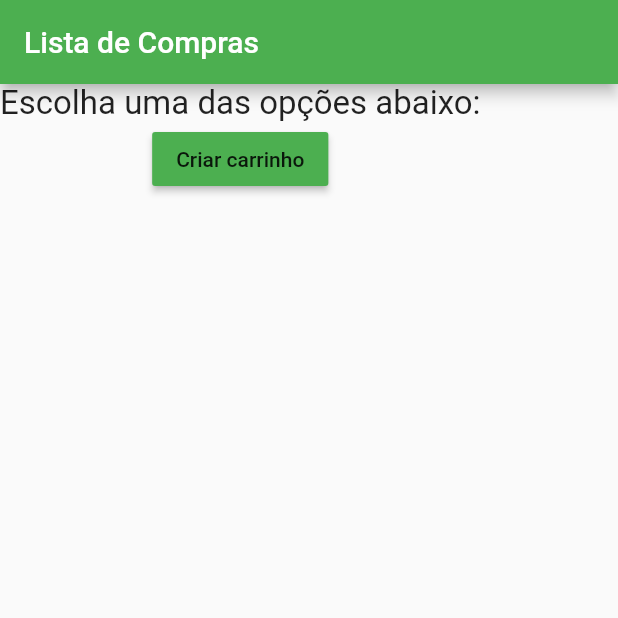
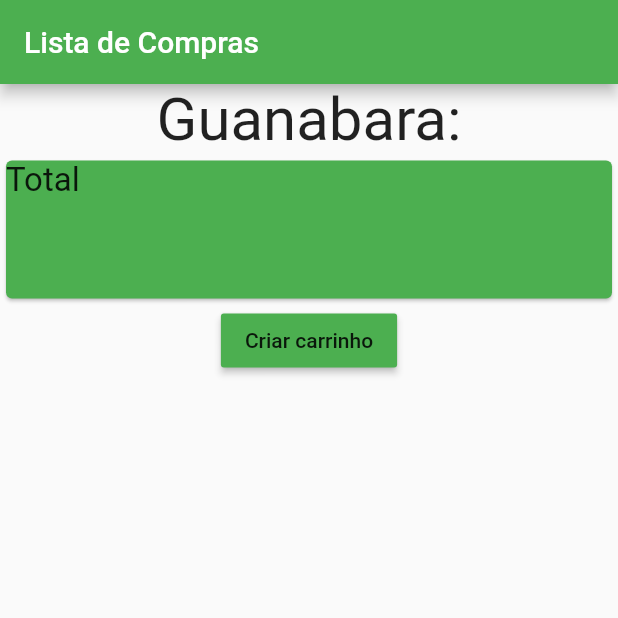
Before and after one commit to gianlucampos/lista_compras, a Flutter app: the screen it shows after launch, on a phone screen of 412 x 824 dp, the top half of it. Run offline on Flutter 3.47's test engine with Material 2 defaults, Android fonts, the phone set to English and light mode, and no system bars.

Commit message:
Adicionado card para totalizadores

```diff
--- a/lib/main.dart
+++ b/lib/main.dart
@@ -6,6 +6,7 @@ class MyApp extends StatelessWidget {
   @override
   Widget build(BuildContext context) {
     return MaterialApp(
+      debugShowCheckedModeBanner: false,
       title: 'Compra Fácil',
       theme: ThemeData(
         primarySwatch: Colors.green,
@@ -21,8 +22,7 @@ class MyHomePage extends StatefulWidget {
 }
 
 class _MyHomePageState extends State<MyHomePage> {
-
-  void criaCarrinho(){
+  void criaCarrinho() {
     print('Criando carrinho');
   }
 
@@ -35,11 +35,30 @@ class _MyHomePageState extends State<MyHomePage> {
       body: Column(
         children: [
           Text(
-            'Escolha uma das opções abaixo:',
+            'Guanabara:',
             style: TextStyle(
-              fontSize: 22,
+              fontSize: 40,
             ),
           ),
+
+
+          Container(
+            width: double.infinity,
+            height: 100,
+            child: Card(
+              color: Colors.green,
+              child: Text(
+                'Total',
+                style: TextStyle(
+                  fontSize: 22,
+                ),
+              ),
+            ),
+          ),
+
+
+
+
           RaisedButton(
             child: Text('Criar carrinho'),
             onPressed: criaCarrinho,
```
